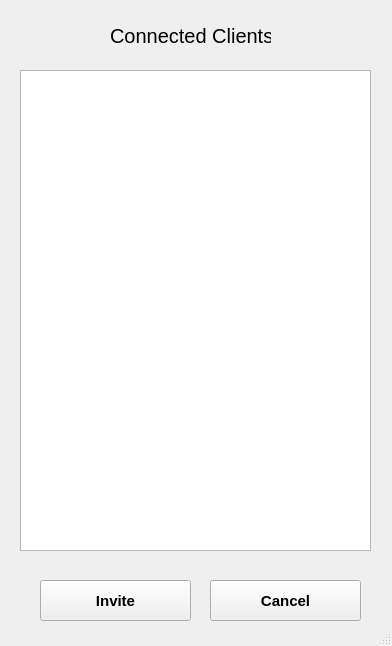
Qt form Windows/Invite.ui (JoeCheong23/Python-Chatting-Program) before a commit.
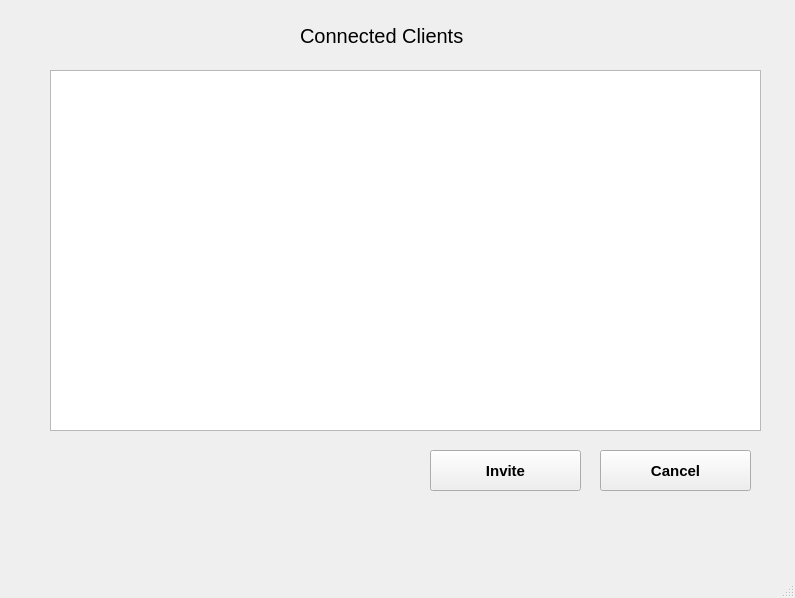
The same form after that commit.

Commit message: FEAT new layout for invite UI and other helper buttons

What changed in the file:
```diff
--- a/Windows/Invite.ui
+++ b/Windows/Invite.ui
@@ -6,8 +6,8 @@
    <rect>
     <x>0</x>
     <y>0</y>
-    <width>392</width>
-    <height>646</height>
+    <width>795</width>
+    <height>598</height>
    </rect>
   </property>
   <property name="windowTitle">
@@ -20,19 +20,19 @@
    <widget class="QListWidget" name="invite_list">
     <property name="geometry">
      <rect>
-      <x>20</x>
+      <x>50</x>
       <y>70</y>
-      <width>351</width>
-      <height>481</height>
+      <width>711</width>
+      <height>361</height>
      </rect>
     </property>
    </widget>
    <widget class="QLabel" name="connectedclients_invite_label">
     <property name="geometry">
      <rect>
-      <x>110</x>
+      <x>300</x>
       <y>10</y>
-      <width>161</width>
+      <width>211</width>
       <height>51</height>
      </rect>
     </property>
@@ -48,8 +48,8 @@
    <widget class="QPushButton" name="invite_invite_button">
     <property name="geometry">
      <rect>
-      <x>40</x>
-      <y>580</y>
+      <x>430</x>
+      <y>450</y>
       <width>151</width>
       <height>41</height>
      </rect>
@@ -64,8 +64,8 @@
    <widget class="QPushButton" name="invite_cancel_button">
     <property name="geometry">
      <rect>
-      <x>210</x>
-      <y>580</y>
+      <x>600</x>
+      <y>450</y>
       <width>151</width>
       <height>41</height>
      </rect>
```
The commit also changes 1 other file.
